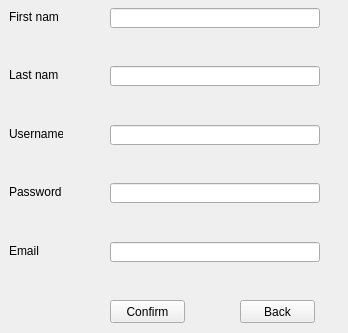
The window that ui/registration.ui (TarasRudnyk/Students_health_records) describes before a commit, drawn with Qt 5.
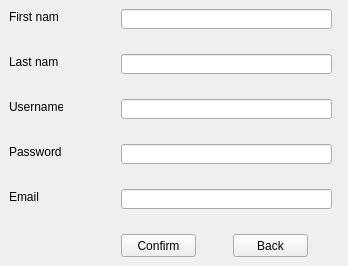
The same window after the commit. Icons and pictures are not drawn.

Commit message: Changed registration form.

Patch:
```diff
--- a/ui/registration.ui
+++ b/ui/registration.ui
@@ -7,7 +7,7 @@
     <x>0</x>
     <y>0</y>
     <width>348</width>
-    <height>333</height>
+    <height>266</height>
    </rect>
   </property>
   <property name="acceptDrops">
@@ -36,9 +36,9 @@
   <widget class="QLineEdit" name="lineEdit_first_name">
    <property name="geometry">
     <rect>
-     <x>110</x>
-     <y>8</y>
-     <width>210</width>
+     <x>121</x>
+     <y>9</y>
+     <width>211</width>
      <height>20</height>
     </rect>
    </property>
@@ -46,8 +46,8 @@
   <widget class="QLabel" name="First_name_error">
    <property name="geometry">
     <rect>
-     <x>110</x>
-     <y>34</y>
+     <x>121</x>
+     <y>35</y>
      <width>211</width>
      <height>16</height>
     </rect>
@@ -60,7 +60,7 @@
    <property name="geometry">
     <rect>
      <x>9</x>
-     <y>67</y>
+     <y>54</y>
      <width>49</width>
      <height>16</height>
     </rect>
@@ -72,9 +72,9 @@
   <widget class="QLineEdit" name="lineEdit_last_name">
    <property name="geometry">
     <rect>
-     <x>110</x>
-     <y>66</y>
-     <width>210</width>
+     <x>121</x>
+     <y>54</y>
+     <width>211</width>
      <height>20</height>
     </rect>
    </property>
@@ -82,8 +82,8 @@
   <widget class="QLabel" name="Last_name_error">
    <property name="geometry">
     <rect>
-     <x>110</x>
-     <y>92</y>
+     <x>121</x>
+     <y>80</y>
      <width>211</width>
      <height>16</height>
     </rect>
@@ -96,7 +96,7 @@
    <property name="geometry">
     <rect>
      <x>9</x>
-     <y>126</y>
+     <y>99</y>
      <width>54</width>
      <height>16</height>
     </rect>
@@ -108,9 +108,9 @@
   <widget class="QLineEdit" name="lineEdit_username">
    <property name="geometry">
     <rect>
-     <x>110</x>
-     <y>125</y>
-     <width>210</width>
+     <x>121</x>
+     <y>99</y>
+     <width>211</width>
      <height>20</height>
     </rect>
    </property>
@@ -118,8 +118,8 @@
   <widget class="QLabel" name="User_name_error">
    <property name="geometry">
     <rect>
-     <x>110</x>
-     <y>151</y>
+     <x>121</x>
+     <y>125</y>
      <width>211</width>
      <height>16</height>
     </rect>
@@ -132,7 +132,7 @@
    <property name="geometry">
     <rect>
      <x>9</x>
-     <y>184</y>
+     <y>144</y>
      <width>52</width>
      <height>16</height>
     </rect>
@@ -144,9 +144,9 @@
   <widget class="QLineEdit" name="lineEdit_password">
    <property name="geometry">
     <rect>
-     <x>110</x>
-     <y>183</y>
-     <width>210</width>
+     <x>121</x>
+     <y>144</y>
+     <width>211</width>
      <height>20</height>
     </rect>
    </property>
@@ -154,8 +154,8 @@
   <widget class="QLabel" name="Password_error">
    <property name="geometry">
     <rect>
-     <x>110</x>
-     <y>209</y>
+     <x>121</x>
+     <y>170</y>
      <width>211</width>
      <height>16</height>
     </rect>
@@ -168,7 +168,7 @@
    <property name="geometry">
     <rect>
      <x>9</x>
-     <y>243</y>
+     <y>189</y>
      <width>30</width>
      <height>16</height>
     </rect>
@@ -180,9 +180,9 @@
   <widget class="QLineEdit" name="lineEdit_Email">
    <property name="geometry">
     <rect>
-     <x>110</x>
-     <y>242</y>
-     <width>210</width>
+     <x>121</x>
+     <y>189</y>
+     <width>211</width>
      <height>20</height>
     </rect>
    </property>
@@ -190,9 +190,9 @@
   <widget class="QLabel" name="Emai_error">
    <property name="geometry">
     <rect>
-     <x>110</x>
-     <y>268</y>
-     <width>16</width>
+     <x>121</x>
+     <y>215</y>
+     <width>211</width>
      <height>16</height>
     </rect>
    </property>
@@ -203,8 +203,8 @@
   <widget class="QPushButton" name="sign_up_button">
    <property name="geometry">
     <rect>
-     <x>110</x>
-     <y>300</y>
+     <x>121</x>
+     <y>234</y>
      <width>75</width>
      <height>23</height>
     </rect>
@@ -216,8 +216,8 @@
   <widget class="QPushButton" name="sign_in_button">
    <property name="geometry">
     <rect>
-     <x>240</x>
-     <y>300</y>
+     <x>233</x>
+     <y>234</y>
      <width>75</width>
      <height>23</height>
     </rect>
```
The commit also changes 1 other file.
